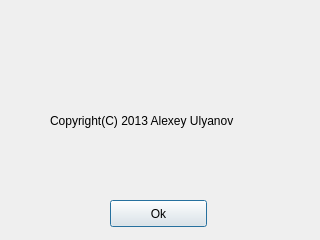
Above: aboutDialog.ui from feellian/pyVkPlayer before the change. Below: the same form after it.
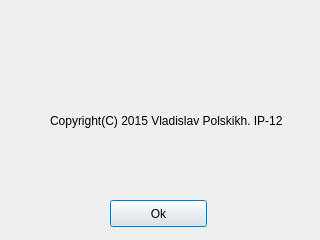
That is the form after the change.

The edit to the form file:
```diff
--- a/aboutDialog.ui
+++ b/aboutDialog.ui
@@ -23,7 +23,7 @@
     </rect>
    </property>
    <property name="text">
-    <string>Copyright(C) 2013 Alexey Ulyanov</string>
+    <string>Copyright(C) 2015 Vladislav Polskikh. IP-12</string>
    </property>
   </widget>
   <widget class="QPushButton" name="okPushButton">
```
